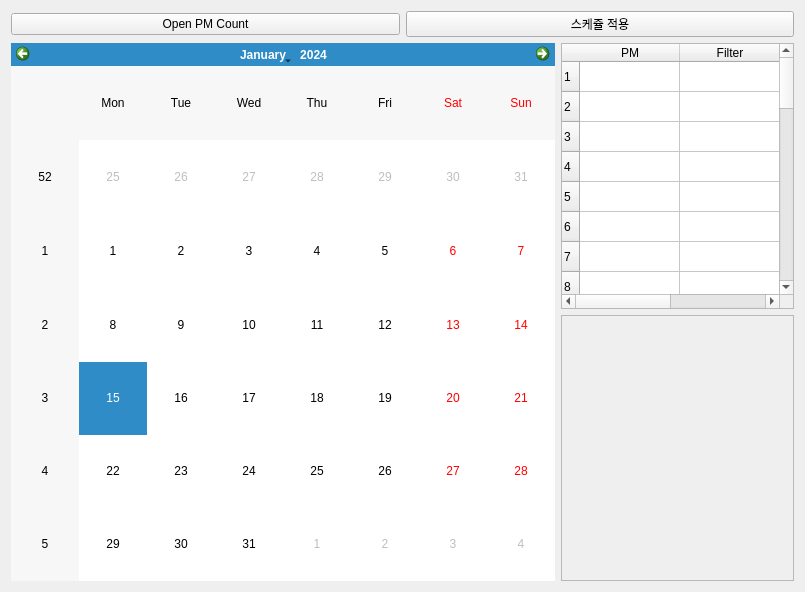
First picture: the form in ui/sub_Schedule.ui, repository JoonKai/WorkLog, before the edit.
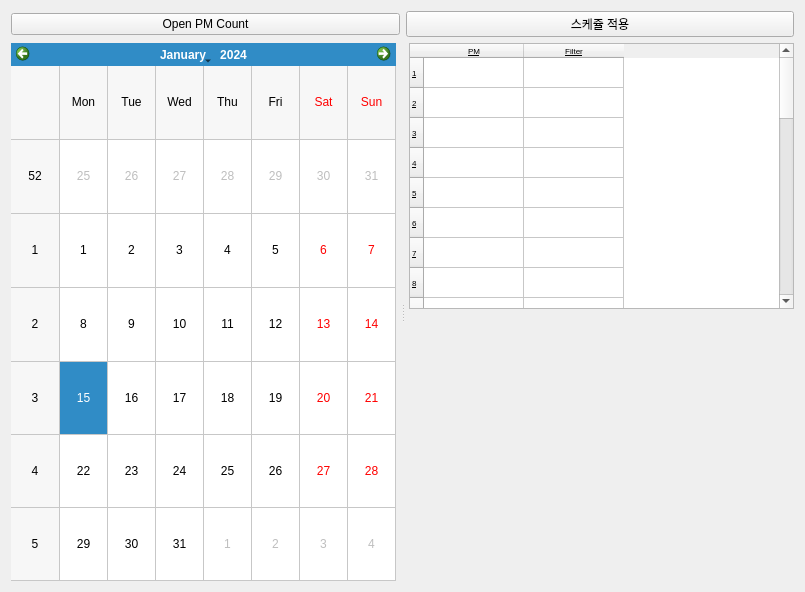
Second picture: the form after the edit.

Diff of the .ui file:
```diff
--- a/ui/sub_Schedule.ui
+++ b/ui/sub_Schedule.ui
@@ -41,14 +41,65 @@
       </layout>
      </item>
      <item>
-      <layout class="QHBoxLayout" name="horizontalLayout_2" stretch="7,3">
+      <layout class="QHBoxLayout" name="horizontalLayout_2" stretch="3">
        <item>
-        <widget class="QCalendarWidget" name="calendarWidget"/>
-       </item>
+        <layout class="QVBoxLayout" name="verticalLayout_4" stretch="0">
+         <item>
+          <widget class="QSplitter" name="ScheduleSplitter">
+           <property name="sizePolicy">
+            <sizepolicy hsizetype="Preferred" vsizetype="Preferred">
+             <horstretch>0</horstretch>
+             <verstretch>0</verstretch>
+            </sizepolicy>
+           </property>
+           <property name="orientation">
+            <enum>Qt::Orientation::Horizontal</enum>
+           </property>
+           <property name="handleWidth">
+            <number>3</number>
+           </property>
+           <widget class="QWidget" name="verticalLayoutWidget">
+            <layout class="QVBoxLayout" name="verticalLayout_2">
+             <property name="rightMargin">
+              <number>5</number>
+             </property>
+             <item>
+              <widget class="QCalendarWidget" name="calendarWidget">
+               <property name="sizePolicy">
+                <sizepolicy hsizetype="Preferred" vsizetype="Preferred">
+                 <horstretch>0</horstretch>
+                 <verstretch>0</verstretch>
+                </sizepolicy>
+               </property>
+               <property name="cursor">
+                <cursorShape>OpenHandCursor</cursorShape>
+               </property>
+               <property name="gridVisible">
+                <bool>true</bool>
+               </property>
+              </widget>
+             </item>
+            </layout>
+           </widget>
+           <widget class="QWidget" name="verticalLayoutWidget_2">
+            <layout class="QVBoxLayout" name="verticalLayout_3" stretch="5,5">
+             <property name="leftMargin">
+              <number>5</number>
+             </property>
        <item>
-        <layout class="QVBoxLayout" name="verticalLayout_4" stretch="5,5">
-         <item>
-          <widget class="QTableWidget" name="tableWidget">
+              <widget class="QTableWidget" name="pmfilterTable">
+               <property name="font">
+                <font>
+                 <pointsize>6</pointsize>
+                 <underline>true</underline>
+                </font>
+               </property>
+               <property name="lineWidth">
+                <number>1</number>
+               </property>
+               <property name="gridStyle">
+                <enum>Qt::PenStyle::SolidLine</enum>
+               </property>
            <property name="rowCount">
             <number>31</number>
            </property>
@@ -96,18 +147,10 @@
           </widget>
          </item>
          <item>
-          <widget class="QFrame" name="frame">
-           <property name="frameShape">
-            <enum>QFrame::Shape::StyledPanel</enum>
-           </property>
-           <property name="frameShadow">
-            <enum>QFrame::Shadow::Raised</enum>
-           </property>
-           <layout class="QGridLayout" name="gridLayout_2">
-            <item row="0" column="0">
              <widget class="QWidget" name="graphWidget" native="true"/>
             </item>
            </layout>
+           </widget>
           </widget>
          </item>
         </layout>
```
Lines whose indentation alone changed are shown as unchanged.
